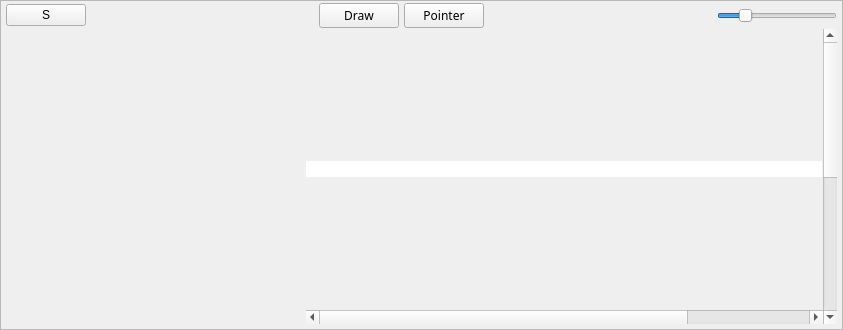
tom-23/Horizon, file src/gui/arrangewidget.ui: the form before one commit.
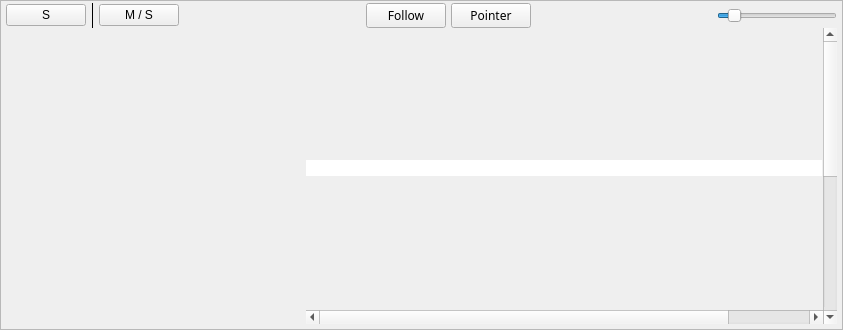
The form after the commit. Custom widgets are drawn as their Qt base class.

```diff
--- a/src/gui/arrangewidget.ui
+++ b/src/gui/arrangewidget.ui
@@ -48,7 +48,7 @@
      </property>
      <layout class="QVBoxLayout" name="verticalLayout">
       <property name="spacing">
-       <number>1</number>
+       <number>0</number>
       </property>
       <property name="leftMargin">
        <number>5</number>
@@ -83,6 +83,26 @@
           </property>
          </widget>
         </item>
+        <item>
+         <widget class="Line" name="line">
+          <property name="frameShadow">
+           <enum>QFrame::Plain</enum>
+          </property>
+          <property name="lineWidth">
+           <number>0</number>
+          </property>
+          <property name="orientation">
+           <enum>Qt::Vertical</enum>
+          </property>
+         </widget>
+        </item>
+        <item>
+         <widget class="QPushButton" name="pushButton">
+          <property name="text">
+           <string>M / S</string>
+          </property>
+         </widget>
+        </item>
         <item>
          <spacer name="horizontalSpacer">
           <property name="orientation">
@@ -97,7 +117,7 @@
          </spacer>
         </item>
         <item>
-         <widget class="QPushButton" name="pushButton_4">
+         <widget class="HorizonPushButton" name="centerPlayheadButton">
           <property name="font">
            <font>
             <family>SF Display</family>
@@ -105,8 +125,17 @@
             <bold>false</bold>
            </font>
           </property>
+          <property name="styleSheet">
+           <string notr="true"/>
+          </property>
           <property name="text">
-           <string>Draw</string>
+           <string>Follow</string>
+          </property>
+          <property name="shortcut">
+           <string>Ctrl+Shift+F</string>
+          </property>
+          <property name="checkable">
+           <bool>true</bool>
           </property>
          </widget>
         </item>
@@ -125,6 +154,9 @@
           <property name="text">
            <string>Pointer</string>
           </property>
+          <property name="checkable">
+           <bool>true</bool>
+          </property>
          </widget>
         </item>
         <item>
@@ -161,7 +193,7 @@
            <number>50</number>
           </property>
           <property name="maximum">
-           <number>300</number>
+           <number>600</number>
           </property>
           <property name="value">
            <number>100</number>
@@ -317,7 +349,7 @@
                  <x>0</x>
                  <y>0</y>
                  <width>300</width>
-                 <height>279</height>
+                 <height>274</height>
                 </rect>
                </property>
                <property name="sizePolicy">
@@ -459,7 +491,7 @@
            <item>
             <widget class="QScrollBar" name="hScroll">
              <property name="pageStep">
-              <number>300</number>
+              <number>500</number>
              </property>
              <property name="orientation">
               <enum>Qt::Horizontal</enum>
@@ -486,6 +518,13 @@
    </item>
   </layout>
  </widget>
+ <customwidgets>
+  <customwidget>
+   <class>HorizonPushButton</class>
+   <extends>QPushButton</extends>
+   <header location="global">gui/ui_controls/horizonpushbutton.h</header>
+  </customwidget>
+ </customwidgets>
  <resources/>
  <connections/>
 </ui>
```
Left out of the diff: 2 changed lines with no effect on the pictures.
